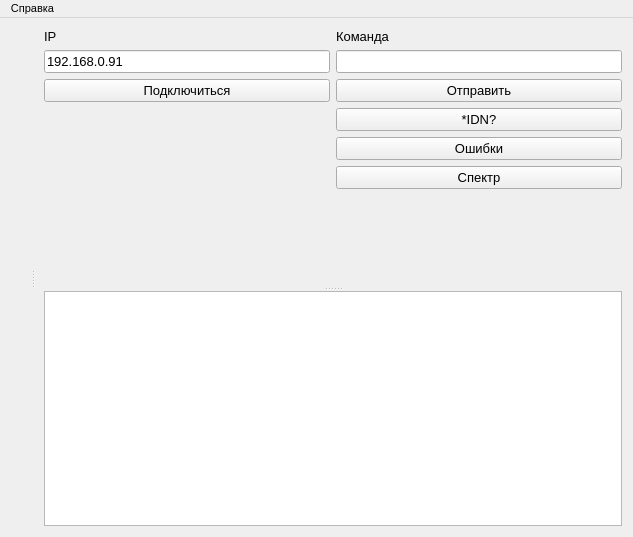
Qt form ui/mainwindow.ui (irsural/spectrum_reader) before a commit.
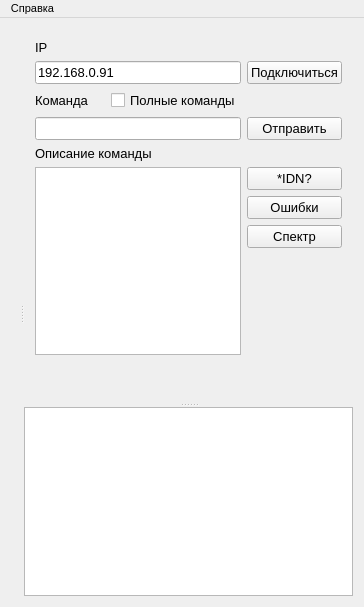
The same form after that commit. Icons and pictures are not drawn.

Patch:
```diff
--- a/ui/mainwindow.ui
+++ b/ui/mainwindow.ui
@@ -6,8 +6,8 @@
    <rect>
     <x>0</x>
     <y>0</y>
-    <width>633</width>
-    <height>537</height>
+    <width>364</width>
+    <height>607</height>
    </rect>
   </property>
   <property name="font">
@@ -51,88 +51,35 @@
         </property>
        </layout>
       </widget>
-      <widget class="QWidget" name="verticalLayoutWidget">
-       <layout class="QVBoxLayout" name="verticalLayout_3">
-        <property name="leftMargin">
-         <number>9</number>
-        </property>
-        <property name="topMargin">
-         <number>0</number>
-        </property>
-        <property name="rightMargin">
-         <number>0</number>
-        </property>
-        <property name="bottomMargin">
-         <number>0</number>
-        </property>
-        <item>
          <widget class="QSplitter" name="mw_splitter_1">
           <property name="orientation">
            <enum>Qt::Vertical</enum>
           </property>
-          <widget class="QWidget" name="horizontalLayoutWidget">
-           <layout class="QHBoxLayout" name="horizontalLayout_2">
-            <property name="leftMargin">
-             <number>0</number>
-            </property>
-            <property name="topMargin">
-             <number>0</number>
-            </property>
-            <property name="rightMargin">
-             <number>0</number>
-            </property>
-            <item>
-             <layout class="QVBoxLayout" name="verticalLayout_2">
-              <property name="leftMargin">
-               <number>0</number>
-              </property>
-              <property name="rightMargin">
-               <number>0</number>
-              </property>
-              <item>
-               <widget class="QLabel" name="label_2">
+       <widget class="QWidget" name="gridLayoutWidget">
+        <layout class="QGridLayout" name="gridLayout_2">
+         <item row="3" column="1">
+          <widget class="QPushButton" name="send_cmd_button">
                 <property name="text">
-                 <string>IP</string>
+            <string>Отправить</string>
                 </property>
                </widget>
               </item>
-              <item>
+         <item row="1" column="0">
                <widget class="QLineEdit" name="ip_edit">
                 <property name="text">
                  <string>192.168.0.91</string>
                 </property>
                </widget>
               </item>
-              <item>
+         <item row="1" column="1">
                <widget class="QPushButton" name="connect_button">
                 <property name="text">
                  <string>Подключиться</string>
                 </property>
                </widget>
               </item>
-              <item>
-               <spacer name="verticalSpacer">
-                <property name="orientation">
-                 <enum>Qt::Vertical</enum>
-                </property>
-                <property name="sizeHint" stdset="0">
-                 <size>
-                  <width>20</width>
-                  <height>40</height>
-                 </size>
-                </property>
-               </spacer>
-              </item>
-             </layout>
-            </item>
-            <item>
-             <layout class="QVBoxLayout" name="verticalLayout">
-              <property name="leftMargin">
-               <number>0</number>
-              </property>
-              <property name="rightMargin">
-               <number>0</number>
-              </property>
+         <item row="2" column="0">
+          <layout class="QHBoxLayout" name="horizontalLayout">
               <item>
                <widget class="QLabel" name="label">
                 <property name="text">
@@ -141,58 +88,82 @@
                </widget>
               </item>
               <item>
+            <widget class="QCheckBox" name="tip_full_cmd_checkbox">
+             <property name="text">
+              <string>Полные команды</string>
+             </property>
+            </widget>
+           </item>
+          </layout>
+         </item>
+         <item row="0" column="0">
+          <widget class="QLabel" name="label_2">
+           <property name="text">
+            <string>IP</string>
+           </property>
+          </widget>
+         </item>
+         <item row="3" column="0">
                <widget class="QLineEdit" name="cmd_edit"/>
               </item>
-              <item>
-               <widget class="QPushButton" name="send_cmd_button">
-                <property name="text">
-                 <string>Отправить</string>
-                </property>
-               </widget>
-              </item>
-              <item>
-               <widget class="QPushButton" name="idn_button">
-                <property name="text">
-                 <string>*IDN?</string>
-                </property>
-               </widget>
-              </item>
-              <item>
-               <widget class="QPushButton" name="error_buttons">
+         <item row="9" column="0">
+          <spacer name="verticalSpacer_4">
+           <property name="orientation">
+            <enum>Qt::Vertical</enum>
+           </property>
+           <property name="sizeHint" stdset="0">
+            <size>
+             <width>20</width>
+             <height>40</height>
+            </size>
+           </property>
+          </spacer>
+         </item>
+         <item row="5" column="0" rowspan="4">
+          <widget class="QPlainTextEdit" name="cmd_description_text_edit">
+           <property name="sizePolicy">
+            <sizepolicy hsizetype="Expanding" vsizetype="Expanding">
+             <horstretch>0</horstretch>
+             <verstretch>0</verstretch>
+            </sizepolicy>
+           </property>
+           <property name="readOnly">
+            <bool>true</bool>
+           </property>
+          </widget>
+         </item>
+         <item row="4" column="0">
+          <widget class="QLabel" name="label_3">
                 <property name="text">
-                 <string>Ошибки</string>
+            <string>Описание команды</string>
                 </property>
                </widget>
               </item>
-              <item>
+         <item row="7" column="1">
                <widget class="QPushButton" name="read_specter_button">
                 <property name="text">
                  <string>Спектр</string>
                 </property>
                </widget>
               </item>
-              <item>
-               <spacer name="verticalSpacer_2">
-                <property name="orientation">
-                 <enum>Qt::Vertical</enum>
-                </property>
-                <property name="sizeHint" stdset="0">
-                 <size>
-                  <width>20</width>
-                  <height>40</height>
-                 </size>
-                </property>
-               </spacer>
-              </item>
-             </layout>
+         <item row="6" column="1">
+          <widget class="QPushButton" name="error_buttons">
+           <property name="text">
+            <string>Ошибки</string>
+           </property>
+          </widget>
+         </item>
+         <item row="5" column="1">
+          <widget class="QPushButton" name="idn_button">
+           <property name="text">
+            <string>*IDN?</string>
+           </property>
+          </widget>
             </item>
            </layout>
           </widget>
           <widget class="QTextEdit" name="log_text_edit"/>
          </widget>
-        </item>
-       </layout>
-      </widget>
      </widget>
     </item>
    </layout>
@@ -202,7 +173,7 @@
     <rect>
      <x>0</x>
      <y>0</y>
-     <width>633</width>
+     <width>364</width>
      <height>19</height>
     </rect>
    </property>
```
Lines whose indentation alone changed are shown as unchanged.
